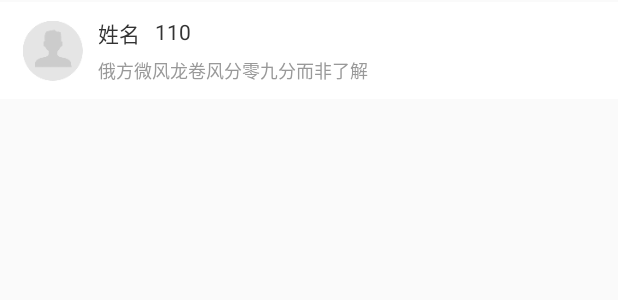
After one commit to heroleon/CarFactory, an Android app: the layout item_worker_manage.xml on its own in the app's theme, with its tools: preview values and no code run, on a phone screen of 412 x 824 dp. The commit adds this screen. Shown: the top 300 px of the screen. Run offline under Robolectric (Android 15) with nearby library versions, the phone set to English and light mode, and no system bars.

Commit message:
员工列表

```diff
--- a/app/src/main/java/com/leon/carfixfactory/contract/HomeContact.java
+++ b/app/src/main/java/com/leon/carfixfactory/contract/HomeContact.java
@@ -17,7 +17,7 @@ public interface HomeContact {
         void getHomeDataSuccess(List<HomeData> responses);
     }
 
-    interface IHomePresenetr {
+    interface IHomePresenter {
         void getHomeData(String fileName);
     }
 }
--- a/app/src/main/java/com/leon/carfixfactory/presenter/HomeDataPresenterImp.java
+++ b/app/src/main/java/com/leon/carfixfactory/presenter/HomeDataPresenterImp.java
@@ -12,7 +12,7 @@ import com.leon.carfixfactory.contract.HomeContact;
 
 import java.util.ArrayList;
 
-public class HomeDataPresenterImp extends BasePresenter<HomeContact.ViewHome> implements HomeContact.IHomePresenetr {
+public class HomeDataPresenterImp extends BasePresenter<HomeContact.ViewHome> implements HomeContact.IHomePresenter {
 
     public HomeDataPresenterImp(Activity context, HomeContact.ViewHome view) {
         super(context, view);
--- a/app/src/main/java/com/leon/carfixfactory/ui/custom/MoreWindow.java
+++ b/app/src/main/java/com/leon/carfixfactory/ui/custom/MoreWindow.java
@@ -249,8 +249,8 @@ public class MoreWindow extends PopupWindow implements OnClickListener {
                 mContext.startActivity(intent);
                 break;
             case R.id.tv_search:
-                List<WorkerInfo> workerInfos = MyApplication.getApplication().getDaoSession().loadAll(WorkerInfo.class);
-                ZToast.makeText(mContext,workerInfos.get(0).workerName+workerInfos.get(0).workerPhone,1000).show();
+                //List<WorkerInfo> workerInfos = MyApplication.getApplication().getDaoSession().loadAll(WorkerInfo.class);
+               // ZToast.makeText(mContext,workerInfos.get(0).workerName+workerInfos.get(0).workerPhone,1000).show();
                 break;
             case R.id.tv_course:
                 break;
--- /dev/null
+++ b/app/src/main/res/layout/item_worker_manage.xml
@@ -0,0 +1,59 @@
+<?xml version="1.0" encoding="utf-8"?>
+<android.support.constraint.ConstraintLayout xmlns:android="http://schemas.android.com/apk/res/android"
+    xmlns:app="http://schemas.android.com/apk/res-auto"
+    xmlns:tools="http://schemas.android.com/tools"
+    android:layout_width="match_parent"
+    android:layout_height="wrap_content"
+    android:layout_marginTop="1dp"
+    android:background="@color/colorWhite">
+
+    <ImageView
+        android:id="@+id/iv_avatar"
+        android:layout_width="40dp"
+        android:layout_height="40dp"
+        android:layout_marginLeft="15dp"
+        android:src="@mipmap/icon_default_avatar"
+        app:layout_constraintBottom_toBottomOf="parent"
+        app:layout_constraintLeft_toLeftOf="parent"
+        app:layout_constraintTop_toTopOf="parent" />
+
+    <TextView
+        android:id="@+id/tv_name"
+        android:layout_width="0dp"
+        android:layout_height="wrap_content"
+        android:layout_marginLeft="10dp"
+        android:layout_marginTop="10dp"
+        android:textColor="@color/colorTxtColor"
+        android:textSize="14sp"
+        app:layout_constraintLeft_toRightOf="@id/iv_avatar"
+        app:layout_constraintTop_toTopOf="parent"
+        tools:text="姓名" />
+
+    <TextView
+        android:id="@+id/tv_phone"
+        android:layout_width="0dp"
+        android:layout_height="wrap_content"
+        android:layout_marginLeft="10dp"
+        android:layout_marginTop="10dp"
+        android:textColor="@color/colorTxtColor"
+        android:textSize="14sp"
+        app:layout_constraintLeft_toRightOf="@id/tv_name"
+        app:layout_constraintTop_toTopOf="parent"
+        tools:text="110" />
+
+    <TextView
+        android:id="@+id/tv_address"
+        android:layout_width="0dp"
+        android:layout_height="wrap_content"
+        android:layout_marginLeft="10dp"
+        android:layout_marginTop="5dp"
+        android:layout_marginRight="15dp"
+        android:layout_marginBottom="10dp"
+        android:textColor="@color/colorTextGray"
+        android:textSize="12sp"
+        app:layout_constraintBottom_toBottomOf="parent"
+        app:layout_constraintLeft_toRightOf="@id/iv_avatar"
+        app:layout_constraintRight_toRightOf="parent"
+        app:layout_constraintTop_toBottomOf="@id/tv_name"
+        tools:text="俄方微风龙卷风分零九分而非了解" />
+</android.support.constraint.ConstraintLayout>
--- a/app/src/main/res/values/colors.xml
+++ b/app/src/main/res/values/colors.xml
@@ -11,6 +11,7 @@
     <color name="colorBgDark">#f4f4f4</color>
     <color name="colorTxtColor">#333333</color>
     <color name="colorTextBlack">#666666</color>
+    <color name="colorTextGray">#999999</color>
     <color name="colorTextLight">#d1d1d1</color>
     <color name="colorTrans">#00000000</color>
     <color name="colorBottom">#e2e2e2</color>
--- a/app/src/main/res/values/strings.xml
+++ b/app/src/main/res/values/strings.xml
@@ -5,6 +5,7 @@
     <string name="txt_purchase_record">进货记录</string>
     <string name="txt_add_worker">新增员工</string>
     <string name="title_add_worker">新增员工</string>
+    <string name="title_worker_manage">新增员工</string>
     <string name="confirm">确认</string>
     <string name="input_worker_name">请输入员工姓名</string>
     <string name="input_worker_birthday">请输入员工出生日期</string>
@@ -12,4 +13,6 @@
     <string name="input_worker_address">请输入员工户籍地址</string>
     <string name="user_img">员工头像</string>
     <string name="please_take_avatar">请对员工拍照</string>
+    <string name="notify_add_worker_success">新增员工成功</string>
+    <string name="notify_add_worker_error">新增员工失败</string>
 </resources>
```
Also changed, not shown: app/src/main/AndroidManifest.xml (+10 -2 lines), app/src/main/java/com/leon/carfixfactory/bean/WorkerInfo.java (+8 -7 lines), app/src/main/java/com/leon/carfixfactory/contract/WorkerManageContact.java (added, +16 -0 lines), app/src/main/java/com/leon/carfixfactory/presenter/WorkerManageImp.java (added, +23 -0 lines), app/src/main/java/com/leon/carfixfactory/ui/activity/AddWorkerActivity.java (+20 -7 lines), app/src/main/java/com/leon/carfixfactory/ui/activity/WorkerManageActivity.java (added, +68 -0 lines), app/src/main/java/com/leon/carfixfactory/ui/adapter/HomeAdapter.java (+23 -1 lines), app/src/main/java/com/leon/carfixfactory/ui/adapter/WorkerManageAdapter.java (added, +24 -0 lines), app/src/main/java/com/leon/carfixfactory/ui/adapter/base/BaseRecyclerHolder.java (+33 -22 lines), app/src/main/java/com/leon/carfixfactory/ui/fragment/HomeFragment.java (+17 -5 lines), app/src/main/res/layout/activity_worker_manage.xml (added, +15 -0 lines).
